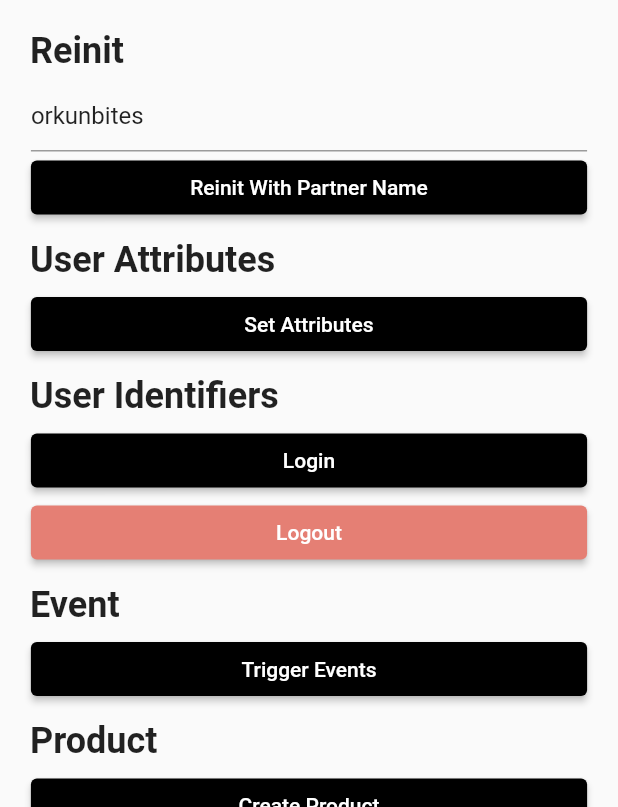
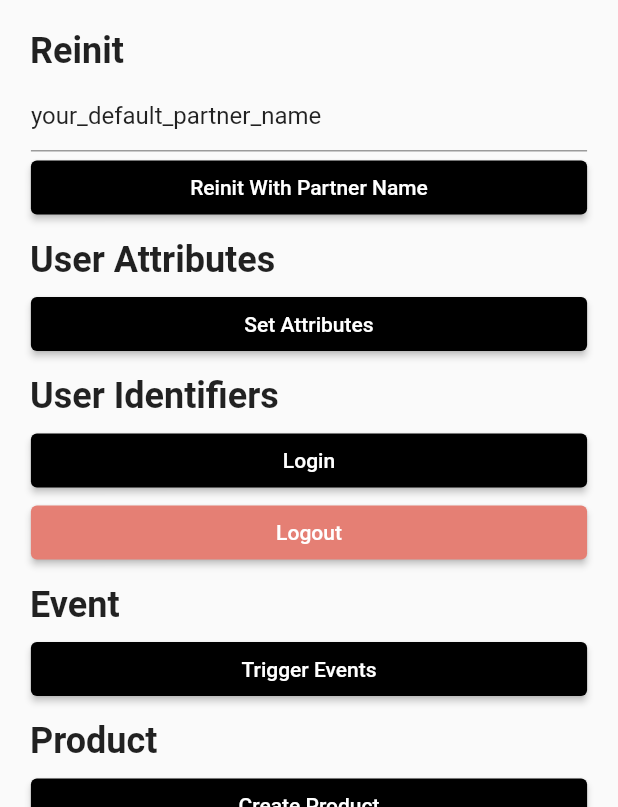
Before and after one commit to useinsider/FlutterDemo, a Flutter app: the screen it shows after launch, on a phone screen of 412 x 824 dp, the part 429-1236 px from its top. Run offline on Flutter 3.47's test engine with Material 2 defaults, Android fonts, the phone set to English and light mode, and no system bars; our stand-ins replace firebase_core, firebase_messaging, shared_preferences; missing offline and left inert: flutter_insider; accounts and stored records are empty.

Commit message:
Update versions

```diff
--- a/lib/main.dart
+++ b/lib/main.dart
@@ -137,7 +137,7 @@ class HomePage extends StatefulWidget {
 }
 
 class _HomePageState extends State<HomePage> {
-  String defaultPartnerName = "orkunbites";
+  String defaultPartnerName = "your_default_partner_name";
 
   @override
   void initState() {
--- a/pubspec.yaml
+++ b/pubspec.yaml
@@ -29,7 +29,7 @@ environment:
 dependencies:
   flutter:
     sdk: flutter
-  flutter_insider: 3.6.0
+  flutter_insider: 3.9.0
   firebase_core: ^2.9.0
   firebase_messaging: ^14.4.0
   shared_preferences: ^2.2.1
```
